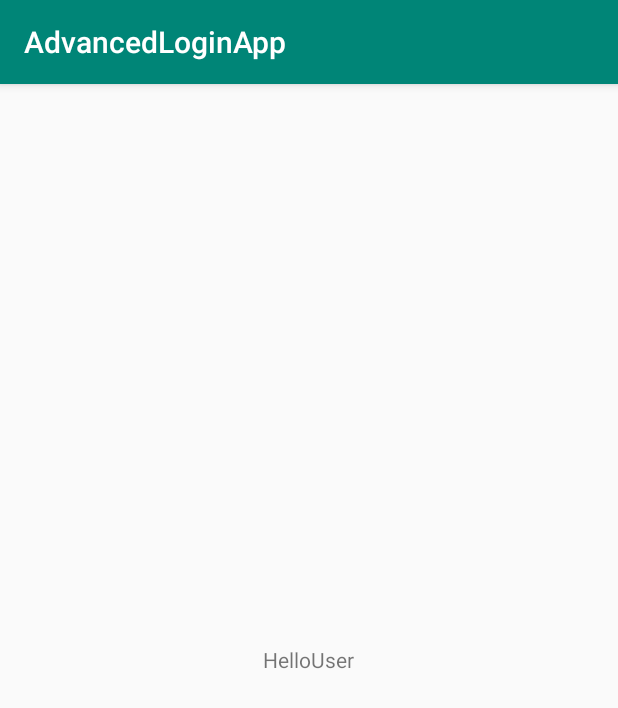
After one commit to joshiviral/AdvancedLoginApp, an Android app: the LoginActivity screen opened directly, with no data from a screen before it, on a phone screen of 412 x 824 dp. The commit adds this screen. Shown: the top 708 px of the screen. Run offline under Robolectric (Android 15) with nearby library versions, the phone set to English and light mode, and no system bars; our stand-ins replace ButterKnife.

Commit message:
Some changes

```diff
--- a/app/build.gradle
+++ b/app/build.gradle
@@ -24,7 +24,11 @@ dependencies {
     implementation 'com.android.support:appcompat-v7:27.1.0'
     implementation 'com.android.support:animated-vector-drawable:27.1.0'
     implementation 'com.android.support:support-media-compat:27.1.0'
-
+    implementation('com.jakewharton:butterknife:8.8.1',
+            {
+                exclude group: 'com.android.support', module: 'support-annotations'
+            })
+    annotationProcessor 'com.jakewharton:butterknife-compiler:8.8.1'
     testImplementation 'junit:junit:4.12'
     androidTestImplementation 'com.android.support.test:runner:1.0.2'
     androidTestImplementation 'com.android.support.test.espresso:espresso-core:3.0.2'
--- a/app/src/main/AndroidManifest.xml
+++ b/app/src/main/AndroidManifest.xml
@@ -1,6 +1,7 @@
 <?xml version="1.0" encoding="utf-8"?>
 <manifest xmlns:android="http://schemas.android.com/apk/res/android"
     package="com.example.viraljoshi.advancedloginapp">
+    <uses-permission android:name="android.permission.INTERNET"/>
 
     <application
         android:allowBackup="true"
@@ -12,10 +13,11 @@
         <activity android:name=".MainActivity">
             <intent-filter>
                 <action android:name="android.intent.action.MAIN" />
-
                 <category android:name="android.intent.category.LAUNCHER" />
             </intent-filter>
         </activity>
+        <activity android:name=".LoginActivity"/>
+
     </application>
 
 </manifest>
--- /dev/null
+++ b/app/src/main/java/com/example/viraljoshi/advancedloginapp/LoginActivity.java
@@ -0,0 +1,17 @@
+package com.example.viraljoshi.advancedloginapp;
+
+import android.os.Bundle;
+import android.support.annotation.Nullable;
+import android.support.v7.app.AppCompatActivity;
+
+import butterknife.ButterKnife;
+
+public class LoginActivity  extends AppCompatActivity {
+
+    @Override
+    protected void onCreate(@Nullable Bundle savedInstanceState) {
+        super.onCreate(savedInstanceState);
+        setContentView(R.layout.user_home);
+        ButterKnife.bind(this);
+    }
+}
--- /dev/null
+++ b/app/src/main/res/layout/user_home.xml
@@ -0,0 +1,11 @@
+<?xml version="1.0" encoding="utf-8"?>
+<RelativeLayout xmlns:android="http://schemas.android.com/apk/res/android"
+    android:layout_width="match_parent"
+    android:layout_height="match_parent">
+    <TextView
+        android:layout_width="wrap_content"
+        android:layout_height="wrap_content"
+        android:text="HelloUser"
+        android:layout_centerInParent="true"  />
+
+</RelativeLayout>
--- a/build.gradle
+++ b/build.gradle
@@ -14,7 +14,7 @@ buildscript {
         // in the individual module build.gradle files
     }
     dependencies {
-
+        classpath 'com.jakewharton:butterknife-gradle-plugin:10.0.0'
     }
 }
 
```
Also changed, not shown: app/src/main/java/com/example/viraljoshi/advancedloginapp/MainActivity.java (+24 -0 lines), app/src/main/res/layout/activity_main.xml (+14 -11 lines).
